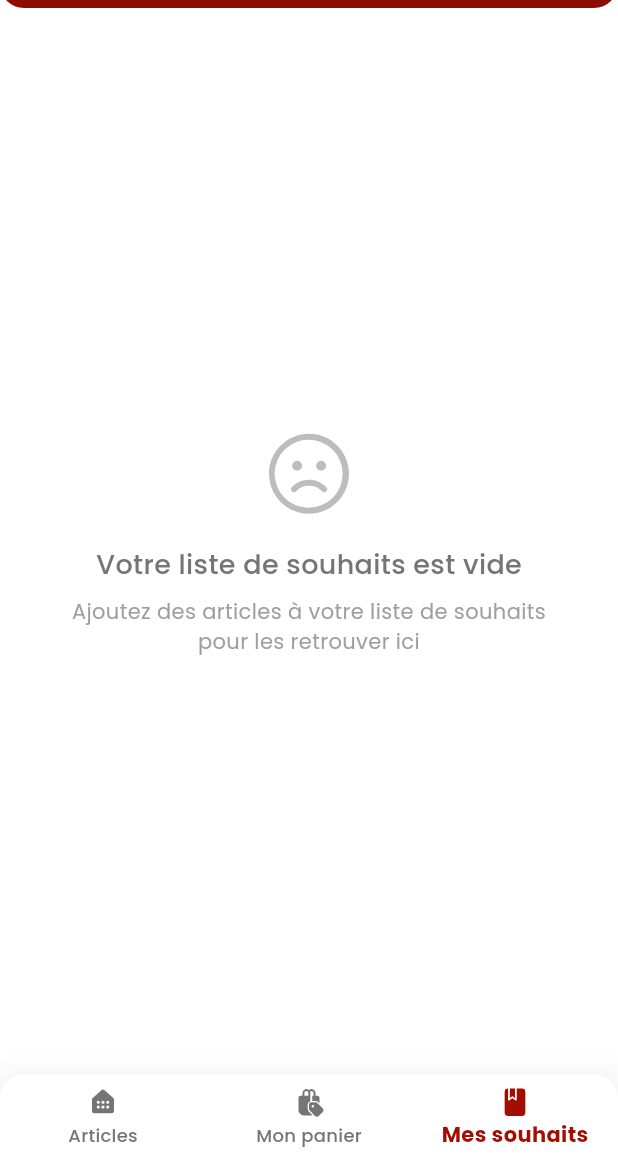
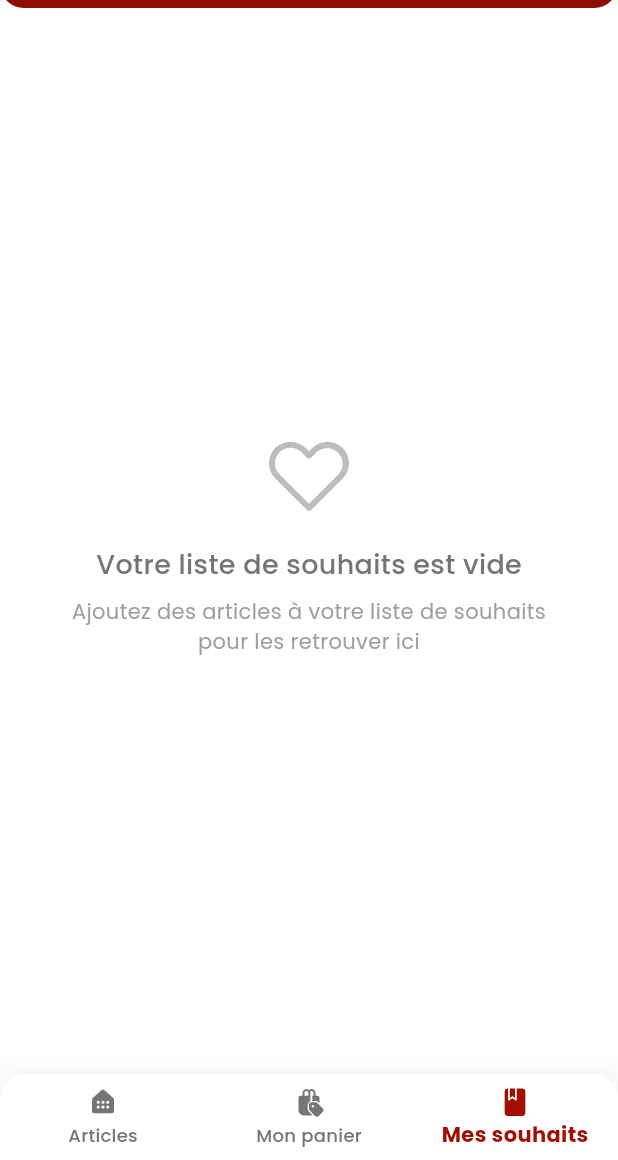
Before and after one commit to Mondo67244/RAS, a Flutter app: the screen it shows after launch, item 3 of the bottom bar chosen, on a phone screen of 412 x 824 dp, the part 76-1236 px from its top. Run offline on Flutter 3.47's test engine with Material 3 defaults, Android fonts, the phone set to English and light mode, and no system bars; our stand-ins replace cached_network_image, cloud_firestore, dropdown_button2, firebase_auth, firebase_core, fluentui_system_icons and 7 more; accounts and stored records are empty.

Commit message:
minor fixes

```diff
--- a/lib/ecrans/client/pagesu/articles/souhaits.dart
+++ b/lib/ecrans/client/pagesu/articles/souhaits.dart
@@ -1,6 +1,8 @@
 import 'dart:convert';
+import 'dart:typed_data';
 import 'package:firebase_auth/firebase_auth.dart';
 import 'package:flutter/material.dart';
+import 'package:cached_network_image/cached_network_image.dart';
 import 'package:fluentui_system_icons/fluentui_system_icons.dart';
 import 'package:RAS/basicdata/produit.dart';
 import 'package:RAS/basicdata/style.dart';
@@ -269,7 +271,7 @@ class SouhaitsState extends State<Souhaits>
                     mainAxisAlignment: MainAxisAlignment.center,
                     children: [
                       Icon(
-                        FluentIcons.emoji_sad_24_regular,
+                        FluentIcons.heart_24_regular,
                         size: 64,
                         color: Colors.grey.shade400,
                       ),
@@ -304,7 +306,9 @@ class SouhaitsState extends State<Souhaits>
                       )
                       .toList();
 
-              return Padding(
+              return Stack(
+                children: [
+                  Padding(
                     padding: const EdgeInsets.all(8.0),
                     child: GridView.builder(
                       gridDelegate: const SliverGridDelegateWithMaxCrossAxisExtent(
@@ -318,6 +322,25 @@ class SouhaitsState extends State<Souhaits>
                         return _produit(produitsFiltres[index]);
                       },
                     ),
+                  ),
+                  Positioned(
+                    right: 16,
+                    bottom: 16,
+                    child: FloatingActionButton.extended(
+                      heroTag: "souhaits_refresh",
+                      onPressed: _actualiser,
+                      backgroundColor: Styles.rouge,
+                      foregroundColor: Colors.white,
+                      label: Row(
+                        children: [
+                          Icon(Icons.refresh),
+                          const SizedBox(width: 5),
+                          Text('Mettre à jour'),
+                        ],
+                      ),
+                    ),
+                  ),
+                ],
               );
             },
           );
```
Also changed, not shown: lib/main.dart (+13 -1 lines). Lines whose indentation alone changed are shown as unchanged.
